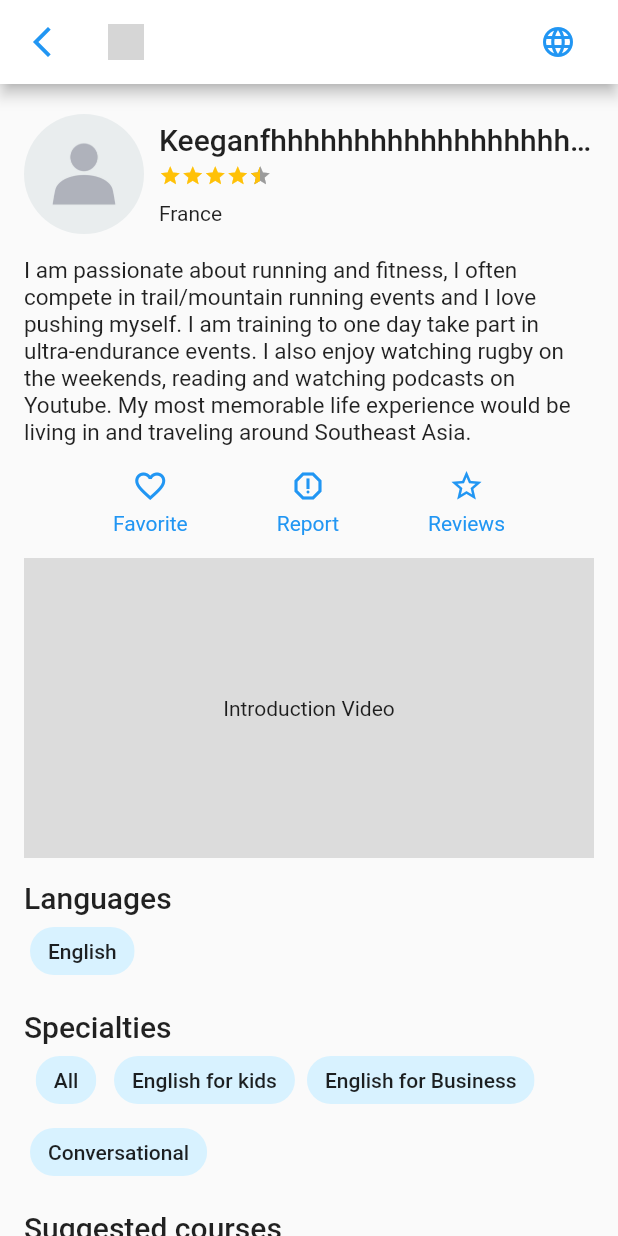
After one commit to trongduc1509/lettutor_app, a Flutter app: the TeacherDetailPage screen opened directly, on a phone screen of 412 x 824 dp. The commit adds this screen. Run offline on Flutter 3.47's test engine with Material 2 defaults, Android fonts, the light colour scheme and no system bars; drawn by our look-alikes of flutter_rating_bar; Roboto replaces fonts that are missing (SF Pro Text Medium); grey boxes are pictures that could not be loaded.

Commit message:
teacher detail page ui

```diff
--- /dev/null
+++ b/lib/feature/teachers/detail/teacher_detail_page.dart
@@ -0,0 +1,337 @@
+import 'package:flutter/material.dart';
+import 'package:flutter_rating_bar/flutter_rating_bar.dart';
+import 'package:lettutor_app/base/define/style/default_style.dart';
+import 'package:lettutor_app/base/theme/colors.dart';
+import 'package:lettutor_app/feature/courses/detail/course_detail_page.dart';
+import 'package:lettutor_app/feature/teachers/widgets/teacher_tag.dart';
+
+import '../../../shared/widgets/date_picker.dart';
+
+class TeacherDetailPage extends StatefulWidget {
+  const TeacherDetailPage({Key? key}) : super(key: key);
+
+  @override
+  State<TeacherDetailPage> createState() => _TeacherDetailPageState();
+}
+
+class _TeacherDetailPageState extends State<TeacherDetailPage> {
+  DateTime? bookedDate;
+
+  @override
+  Widget build(BuildContext context) {
+    return Scaffold(
+      appBar: AppBar(
+        automaticallyImplyLeading: false,
+        backgroundColor: Colors.white,
+        centerTitle: true,
+        leading: IconButton(
+            onPressed: Navigator.of(context).pop,
+            icon: const Icon(
+              Icons.arrow_back_ios_new,
+              color: Colors.blue,
+            )),
+        title:
+            Row(mainAxisAlignment: MainAxisAlignment.spaceBetween, children: [
+          Image.asset(
+            'assets/images/lettutor_logo.png',
+            height: 24.0,
+          ),
+          IconButton(
+              onPressed: () {},
+              icon: Icon(
+                Icons.language,
+                size: 24.0,
+                color: Theme.of(context).primaryColor,
+              )),
+        ]),
+      ),
+      body: SingleChildScrollView(
+        child: Padding(
+          padding: const EdgeInsets.symmetric(
+            horizontal: 16.0,
+            vertical: 20.0,
+          ),
+          child: Column(
+            crossAxisAlignment: CrossAxisAlignment.start,
+            children: [
+              Row(
+                children: [
+                  ClipRRect(
+                      borderRadius: BorderRadius.circular(50),
+                      child: Container(
+                        height: 80,
+                        width: 80,
+                        decoration: const BoxDecoration(
+                            image: DecorationImage(
+                                fit: BoxFit.cover,
+                                image:
+                                    AssetImage('assets/images/blank_ava.jpg'))),
+                      )),
+                  const SizedBox(
+                    width: 10.0,
+                  ),
+                  Expanded(
+                    child: Column(
+                      crossAxisAlignment: CrossAxisAlignment.start,
+                      children: [
+                        const Text(
+                          'Keeganfhhhhhhhhhhhhhhhhhhhhhhhhhhhhhhhhhhhhhhhhhhh',
+                          maxLines: 1,
+                          overflow: TextOverflow.ellipsis,
+                          softWrap: false,
+                          style: TextStyle(
+                              fontSize: 20, fontWeight: FontWeight.w500),
+                        ),
+                        const SizedBox(
+                          height: 5.0,
+                        ),
+                        RatingBar.builder(
+                          ignoreGestures: true,
+                          allowHalfRating: true,
+                          direction: Axis.horizontal,
+                          initialRating: 4.5,
+                          itemCount: 5,
+                          itemBuilder: (context, _) => const Icon(
+                            Icons.star,
+                            color: Colors.amber,
+                          ),
+                          itemSize: 15,
+                          onRatingUpdate: (double value) {},
+                        ),
+                        const SizedBox(
+                          height: 10.0,
+                        ),
+                        const Text(
+                          'France',
+                          style: TextStyle(
+                            fontWeight: FontWeight.w400,
+                          ),
+                        ),
+                      ],
+                    ),
+                  ),
+                ],
+              ),
+              const SizedBox(
+                height: 15.0,
+              ),
+              const Text(
+                'I am passionate about running and fitness, I often compete in trail/mountain running events and I love pushing myself. I am training to one day take part in ultra-endurance events. I also enjoy watching rugby on the weekends, reading and watching podcasts on Youtube. My most memorable life experience would be living in and traveling around Southeast Asia.',
+                style: TextStyle(fontSize: 15.0),
+              ),
+              const SizedBox(
+                height: 15.0,
+              ),
+              Row(
+                mainAxisAlignment: MainAxisAlignment.spaceEvenly,
+                children: [
+                  GestureDetector(
+                    onTap: () {},
+                    behavior: HitTestBehavior.opaque,
+                    child: Column(
+                      children: const [
+                        Icon(
+                          Icons.favorite_border,
+                          color: Colors.blue,
+                          size: 24.0,
+                        ),
+                        SizedBox(
+                          height: 5.0,
+                        ),
+                        Text(
+                          'Favorite',
+                          style: TextStyle(
+                            color: Colors.blue,
+                          ),
+                        )
+                      ],
+                    ),
+                  ),
+                  GestureDetector(
+                    onTap: () {},
+                    behavior: HitTestBehavior.opaque,
+                    child: Column(
+                      children: const [
+                        Icon(
+                          Icons.report_outlined,
+                          color: Colors.blue,
+                          size: 24.0,
+                        ),
+                        SizedBox(
+                          height: 5.0,
+                        ),
+                        Text(
+                          'Report',
+                          style: TextStyle(
+                            color: Colors.blue,
+                          ),
+                        )
+                      ],
+                    ),
+                  ),
+                  GestureDetector(
+                    onTap: () {},
+                    behavior: HitTestBehavior.opaque,
+                    child: Column(
+                      children: const [
+                        Icon(
+                          Icons.star_border,
+                          color: Colors.blue,
+                          size: 24.0,
+                        ),
+                        SizedBox(
+                          height: 5.0,
+                        ),
+                        Text(
+                          'Reviews',
+                          style: TextStyle(
+                            color: Colors.blue,
+                          ),
+                        )
+                      ],
+                    ),
+                  ),
+                ],
+              ),
+              const SizedBox(
+                height: 15.0,
+              ),
+              Container(
+                height: 200,
+                width: double.infinity,
+                decoration: BoxDecoration(
+                  color: AppColor().greyBackground,
+                ),
+                child: const Center(
+                  child: Text('Introduction Video'),
+                ),
+              ),
+              const SizedBox(
+                height: 15.0,
+              ),
+              Text(
+                'Languages',
+                style: DefaultStyle().t20Medium,
+              ),
+              Wrap(
+                children: const [
+                  TeacherTag(title: 'English'),
+                ],
+              ),
+              const SizedBox(
+                height: 15.0,
+              ),
+              Text(
+                'Specialties',
+                style: DefaultStyle().t20Medium,
+              ),
+              Wrap(
+                children: [
+                  ...[
+                    'All',
+                    'English for kids',
+                    'English for Business',
+                    'Conversational',
+                  ].map((e) => TeacherTag(title: e)),
+                ],
+              ),
+              const SizedBox(
+                height: 15.0,
+              ),
+              Text(
+                'Suggested courses',
+                style: DefaultStyle().t20Medium,
+              ),
+              const SizedBox(
+                height: 5.0,
+              ),
+              ListView(
+                shrinkWrap: true,
+                children: List.generate(
+                    2,
+                    (index) => Padding(
+                          padding: const EdgeInsets.symmetric(
+                            vertical: 4.0,
+                            horizontal: 8.0,
+                          ),
+                          child: GestureDetector(
+                            onTap: () =>
+                                Navigator.of(context).push(MaterialPageRoute(
+                              builder: (context) => const CourseDetailPage(),
+                            )),
+                            behavior: HitTestBehavior.opaque,
+                            child: Text(
+                              'Life in the Internet Age',
+                              style: DefaultStyle().t16Medium.copyWith(
+                                    color: AppColor().blueLightTxt,
+                                  ),
+                            ),
+                          ),
+                        )),
+              ),
+              const SizedBox(
+                height: 15.0,
+              ),
+              Text(
+                'Interests',
+                style: DefaultStyle().t20Medium,
+              ),
+              const SizedBox(
+                height: 10.0,
+              ),
+              Padding(
+                padding: const EdgeInsets.symmetric(
+                  horizontal: 8.0,
+                ),
+                child: Text(
+                  'I loved the weather, the scenery and the laid-back lifestyle of the locals.',
+                  style: DefaultStyle().t14Regular,
+                ),
+              ),
+              const SizedBox(
+                height: 15.0,
+              ),
+              Text(
+                'Teaching Experience',
+                style: DefaultStyle().t20Medium,
+              ),
+              const SizedBox(
+                height: 10.0,
+              ),
+              Padding(
+                padding: const EdgeInsets.symmetric(
+                  horizontal: 8.0,
+                ),
+                child: Text(
+                  'I have more than 10 years of teaching english experience',
+                  style: DefaultStyle().t14Regular,
+                ),
+              ),
+              const SizedBox(
+                height: 15.0,
+              ),
+              Text(
+                'Booking Section',
+                style: DefaultStyle().t20Medium,
+              ),
+              const SizedBox(
+                height: 10.0,
+              ),
+              DatePickerView(
+                date: bookedDate,
+                active: true,
+                title: 'Select a day',
+                onDateChosen: (chosenDate) {
+                  setState(() {
+                    bookedDate = chosenDate;
+                  });
+                },
+                isTo: true,
+              ),
+            ],
+          ),
+        ),
+      ),
+    );
+  }
+}
--- a/lib/feature/teachers/teachers_list/entities/teacher_item.dart
+++ b/lib/feature/teachers/teachers_list/entities/teacher_item.dart
@@ -1,6 +1,7 @@
 import 'package:flutter/material.dart';
 import 'package:flutter_rating_bar/flutter_rating_bar.dart';
-import 'package:lettutor_app/base/theme/colors.dart';
+import 'package:lettutor_app/feature/teachers/detail/teacher_detail_page.dart';
+import 'package:lettutor_app/feature/teachers/widgets/teacher_tag.dart';
 
 class TeacherItem extends StatelessWidget {
   const TeacherItem({Key? key}) : super(key: key);
@@ -11,6 +12,11 @@ class TeacherItem extends StatelessWidget {
       padding: const EdgeInsets.symmetric(
         vertical: 5.0,
       ),
+      child: GestureDetector(
+        onTap: () => Navigator.of(context).push(MaterialPageRoute(
+          builder: (context) => const TeacherDetailPage(),
+        )),
+        behavior: HitTestBehavior.opaque,
         child: Container(
           padding: const EdgeInsets.symmetric(
             horizontal: 16.0,
@@ -107,15 +113,7 @@ class TeacherItem extends StatelessWidget {
                     'English for kids',
                     'English for Business',
                     'Conversational',
-                ].map((e) => Padding(
-                      padding: const EdgeInsets.symmetric(
-                        horizontal: 4.0,
-                      ),
-                      child: Chip(
-                        label: Text(e),
-                        backgroundColor: AppColor().blueLightBg,
-                      ),
-                    ))
+                  ].map((e) => TeacherTag(title: e)),
                 ],
               ),
               const SizedBox(
@@ -141,6 +139,7 @@ class TeacherItem extends StatelessWidget {
             ],
           ),
         ),
+      ),
     );
   }
 }
--- a/lib/feature/teachers/teachers_list/teachers_list_page.dart
+++ b/lib/feature/teachers/teachers_list/teachers_list_page.dart
@@ -36,7 +36,7 @@ class _TeachersListPageState extends State<TeachersListPage> {
     'TOEIC',
   ];
   int nationCurrentIndex = 0;
-  late DateTime availableDate;
+  DateTime? availableDate;
 
   @override
   Widget build(BuildContext context) {
@@ -128,6 +128,7 @@ class _TeachersListPageState extends State<TeachersListPage> {
                 height: 5.0,
               ),
               DatePickerView(
+                date: availableDate,
                 active: true,
                 title: 'Select a day',
                 onDateChosen: (chosenDate) {
--- /dev/null
+++ b/lib/feature/teachers/widgets/teacher_tag.dart
@@ -0,0 +1,22 @@
+import 'package:flutter/material.dart';
+
+import '../../../base/theme/colors.dart';
+
+class TeacherTag extends StatelessWidget {
+  const TeacherTag({Key? key, required this.title}) : super(key: key);
+
+  final String title;
+
+  @override
+  Widget build(BuildContext context) {
+    return Padding(
+      padding: const EdgeInsets.symmetric(
+        horizontal: 4.0,
+      ),
+      child: Chip(
+        label: Text(title),
+        backgroundColor: AppColor().blueLightBg,
+      ),
+    );
+  }
+}
```
Lines whose indentation alone changed are shown as unchanged.
